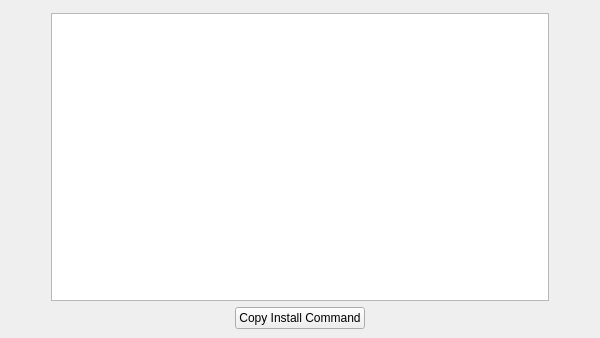
The window that src/screenshots.ui (keshavbhatt/qsnapstore) describes before a commit, drawn with Qt 5.
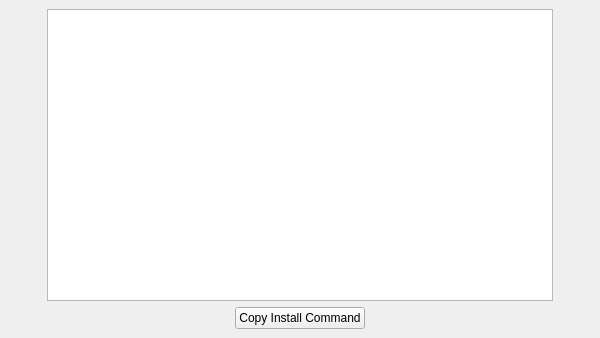
The same window after the commit. Icons and pictures are not drawn.

Commit message: fix screenshot viewer margins.

The edit to the form file:
```diff
--- a/src/screenshots.ui
+++ b/src/screenshots.ui
@@ -17,17 +17,14 @@
    <string notr="true"/>
   </property>
   <layout class="QHBoxLayout" name="horizontalLayout">
-   <property name="spacing">
-    <number>4</number>
-   </property>
    <property name="leftMargin">
-    <number>4</number>
+    <number>0</number>
    </property>
    <property name="topMargin">
-    <number>4</number>
+    <number>0</number>
    </property>
    <property name="rightMargin">
-    <number>4</number>
+    <number>0</number>
    </property>
    <property name="bottomMargin">
     <number>0</number>
```
